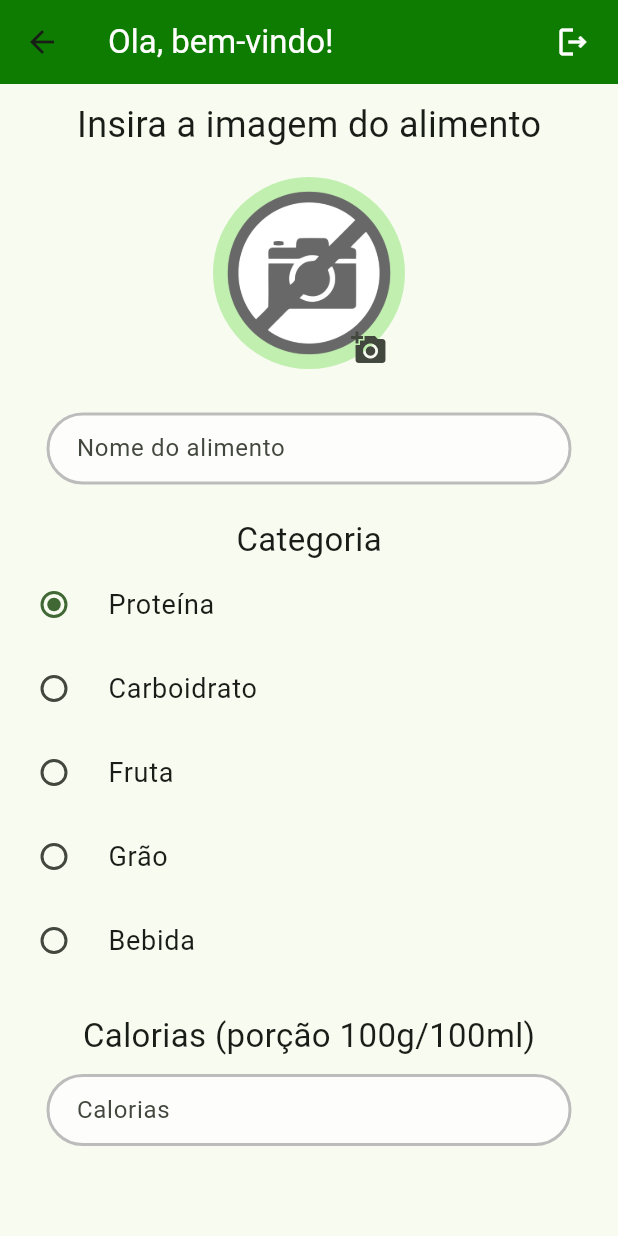
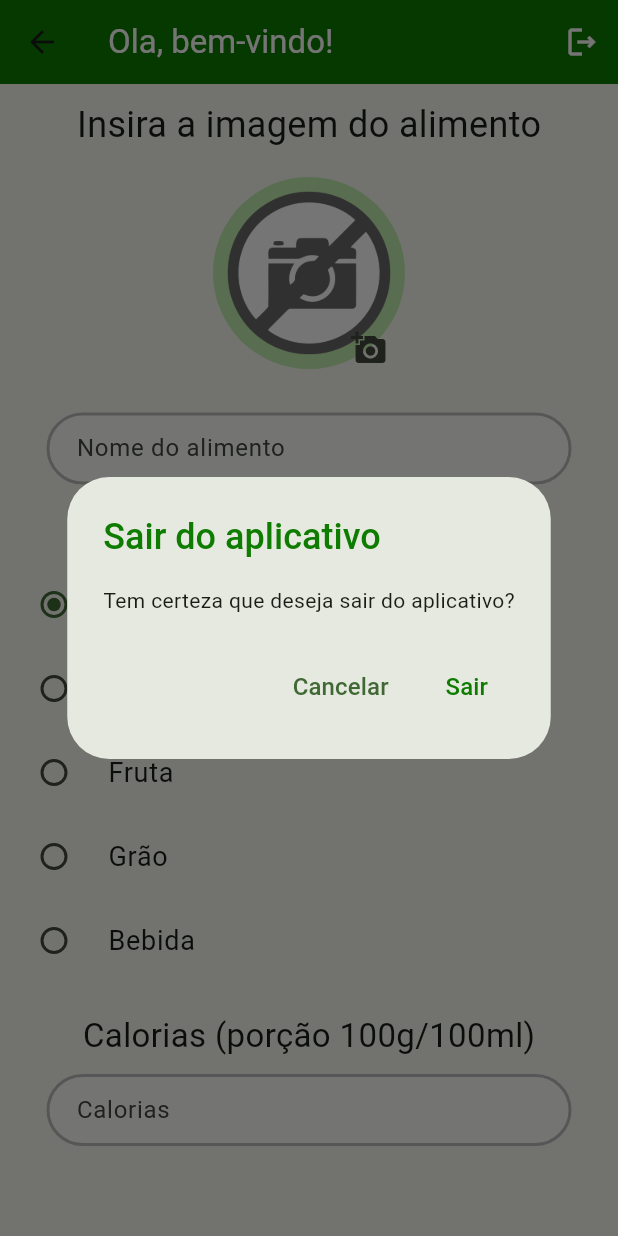
Before and after one commit to silva-luiz/app-nutricao, a Flutter app: the NewFoodPage screen opened by its route, after a tap on the "logout" icon, on a phone screen of 412 x 824 dp. Run offline on Flutter 3.47's test engine with Material 3 defaults, Android fonts, the phone set to English and light mode, and no system bars; our stand-ins replace image_picker, sqflite; accounts and stored records are empty.

Commit message:
merge: logout dialog created, register modal size changd

```diff
--- /dev/null
+++ b/lib/components/logout_dialog.dart
@@ -0,0 +1,48 @@
+import '../_core/color_list.dart';
+import 'package:flutter/material.dart';
+
+class LogoutDialog extends StatelessWidget {
+  const LogoutDialog({super.key});
+
+  @override
+  Widget build(BuildContext context) {
+    return IconButton(
+      icon: const Icon(Icons.logout_outlined, color: AppColors.white),
+      onPressed: () => showDialog<String>(
+        context: context,
+        builder: (BuildContext context) => AlertDialog(
+          title: const Text(
+            'Sair do aplicativo',
+            style: TextStyle(
+              color: AppColors.primaryColor,
+              fontWeight: FontWeight.w500,
+            ),
+          ),
+          content: const Text('Tem certeza que deseja sair do aplicativo?'),
+          actions: <Widget>[
+            TextButton(
+              onPressed: () => Navigator.pop(context, 'Cancelar'),
+              child: const Text(
+                'Cancelar',
+                style: TextStyle(
+                  fontSize: 16,
+                ),
+              ),
+            ),
+            TextButton(
+              onPressed: () => Navigator.popAndPushNamed(context, '/login'),
+              child: const Text(
+                'Sair',
+                style: TextStyle(
+                  color: AppColors.primaryColor,
+                  fontWeight: FontWeight.w500,
+                  fontSize: 16,
+                ),
+              ),
+            ),
+          ],
+        ),
+      ),
+    );
+  }
+}
--- a/lib/pages/login.dart
+++ b/lib/pages/login.dart
@@ -266,7 +266,7 @@ class _LoginPageState extends State<LoginPage> {
                     ),
                     AvatarImage(
                       onImagePathChanged:
-                          _updateImagePath, // Adicione o callback aqui
+                          _updateImagePath,
                     ),
                     const SizedBox(
                       height: 10,
--- a/lib/pages/new_food.dart
+++ b/lib/pages/new_food.dart
@@ -1,3 +1,9 @@
+import 'package:app_nutricao/components/logout_dialog.dart';
+
+import '../data/database_helper.dart';
+
+import '../_utils/utils.dart';
+import '../components/custom_button.dart';
 import 'package:flutter/material.dart';
 
 import '../_core/color_list.dart';
@@ -69,17 +75,8 @@ class _NewFoodPageState extends State<NewFoodPage> {
           'Ola, bem-vindo!',
           style: TextStyle(color: AppColors.textLight),
         ),
-        actions: [
-          IconButton(
-            onPressed: () {},
-            icon: const Padding(
-              padding: EdgeInsets.only(right: 10),
-              child: Icon(
-                Icons.logout_outlined,
-                color: AppColors.textLight,
-              ),
-            ),
-          ),
+        actions: const [
+          LogoutDialog(),
         ],
         backgroundColor: AppColors.primaryColor,
       ),
```
Also changed, not shown: lib/pages/index.dart (+4 -13 lines), lib/pages/new_menu.dart (+3 -11 lines), lib/pages/search.dart (+12 -3 lines).
